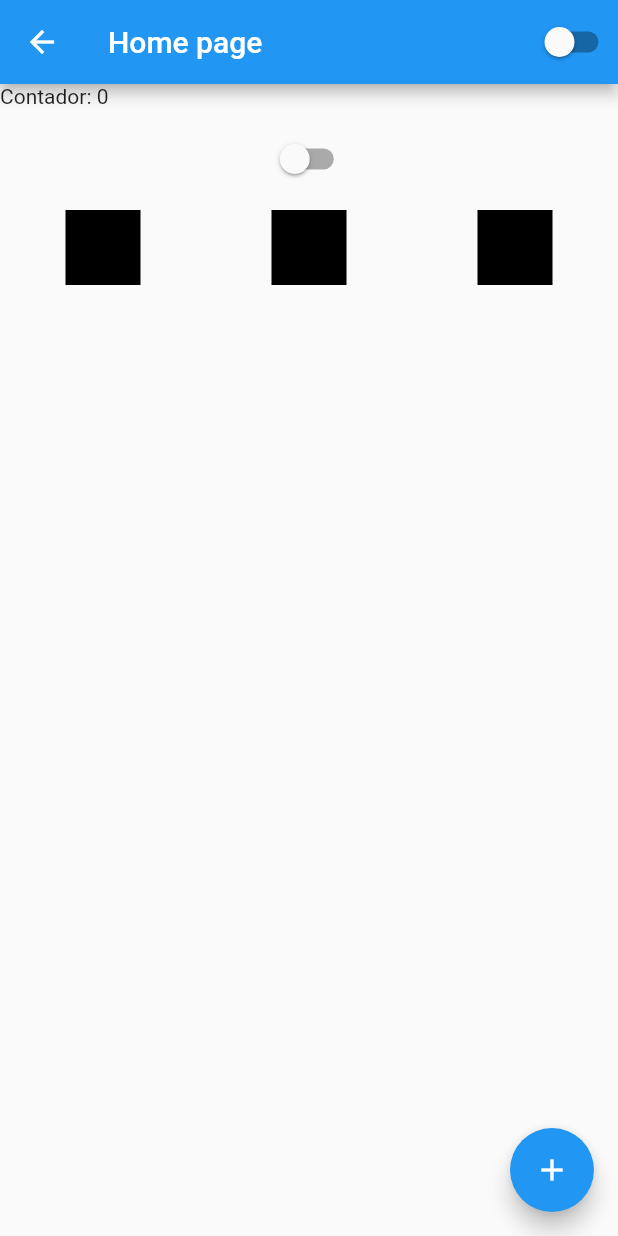
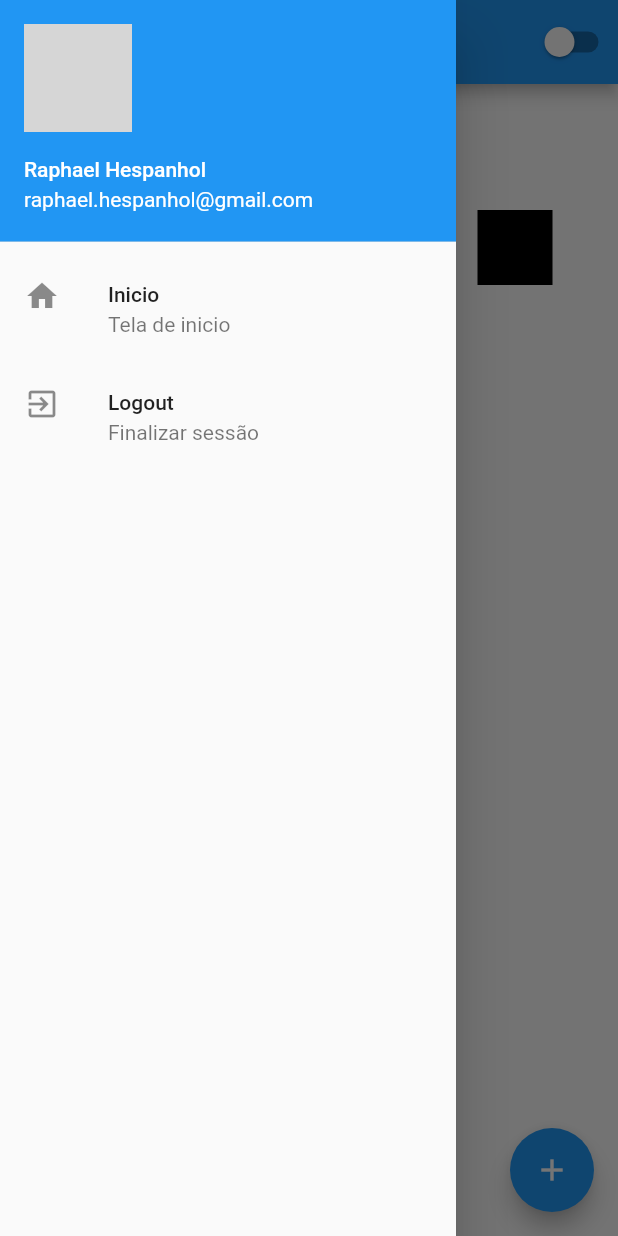
Before and after one commit to raphaelhespanhol/flutterando, a Flutter app: the HomePage screen opened by its route, with the side drawer open (before the commit the screen has no drawer), on a phone screen of 412 x 824 dp. Run offline on Flutter 3.47's test engine with Material 2 defaults, Android fonts, the phone set to English and light mode, and no system bars; network calls fail; grey boxes are pictures that could not be loaded.

Commit message:
[CLASS #25] Added an image in Drawer

```diff
--- a/lib/home_page.dart
+++ b/lib/home_page.dart
@@ -14,6 +14,34 @@ class HomePageState extends State<HomePage> {
   @override
   Widget build(BuildContext context) {
     return Scaffold(
+      drawer: Drawer(
+        child: Column(
+          children: [
+            UserAccountsDrawerHeader(
+                currentAccountPicture: Image.network(
+                    'https://media-exp1.licdn.com/dms/image/C4D03AQFVx7Dn9Br5dQ/profile-displayphoto-shrink_100_100/0/1582490086497?e=1664409600&v=beta&t=7H3eR97Dl94SzVGSkh8Zz2xU3jzK-_Rb3GkK1hpKv9M'),
+                accountName: Text('Raphael Hespanhol'),
+                accountEmail: Text('raphael.hespanhol@gmail.com')),
+            ListTile(
+              leading: Icon(Icons.home),
+              title: Text('Inicio'),
+              subtitle: Text('Tela de inicio'),
+              onTap: () {
+                print('home');
+              },
+            ),
+            ListTile(
+              leading: Icon(Icons.exit_to_app),
+              title: Text('Logout'),
+              subtitle: Text('Finalizar sessão'),
+              onTap: () {
+                print('saindo da aplicação');
+                Navigator.of(context).pushReplacementNamed('/');
+              },
+            ),
+          ],
+        ),
+      ),
       appBar: AppBar(
         title: Text('Home page'),
         actions: [
--- a/lib/login_page.dart
+++ b/lib/login_page.dart
@@ -67,7 +67,7 @@ class _LoginPageState extends State<LoginPage> {
                 color: Colors.blue,
                 textColor: Colors.black,
                 onPressed: () {
-                  if (email == 'raphael@gmail.com' && password == '123') {
+                  if (email == 'admin' && password == '123') {
                     print("login e senhas corretas");
                     Navigator.of(context).pushReplacementNamed('/home');
                   } else {
```
